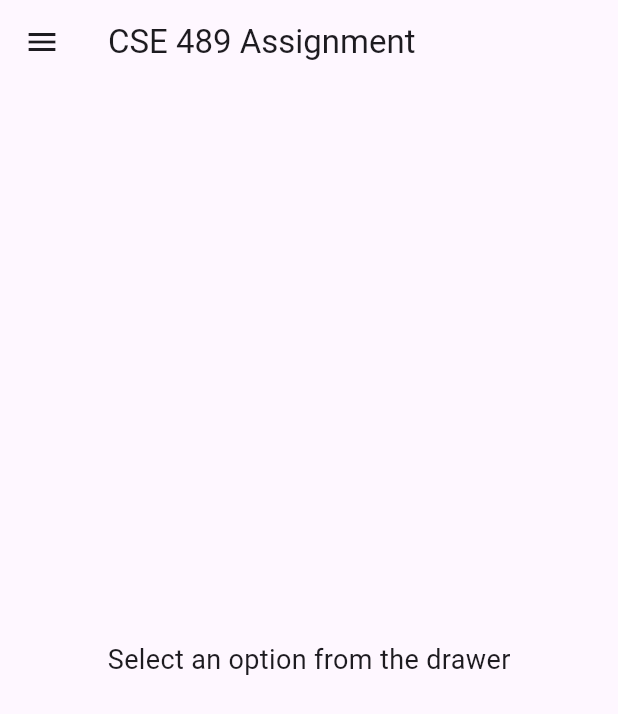
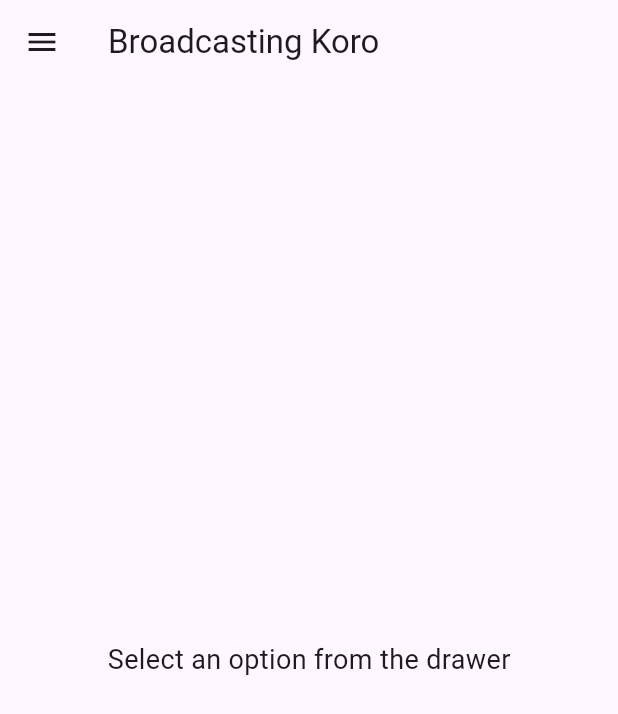
Before and after one commit to JerrySoPro/broadcasting, a Flutter app: the screen it shows after launch, on a phone screen of 412 x 824 dp. Shown: the top 714 px of the screen. Run offline on Flutter 3.47's test engine with Material 3 defaults, Android fonts, the phone set to English and light mode, and no system bars; our stand-ins replace audioplayers, battery_plus, cached_network_image, photo_view, video_player.

Commit message:
App name changed

```diff
--- a/lib/screens/home_page.dart
+++ b/lib/screens/home_page.dart
@@ -10,7 +10,7 @@ class HomePage extends StatelessWidget {
   @override
   Widget build(BuildContext context) {
     return Scaffold(
-      appBar: AppBar(title: Text('CSE 489 Assignment')),
+      appBar: AppBar(title: Text('Broadcasting Koro')),
       drawer: Drawer(
         child: ListView(
           padding: EdgeInsets.zero,
```
